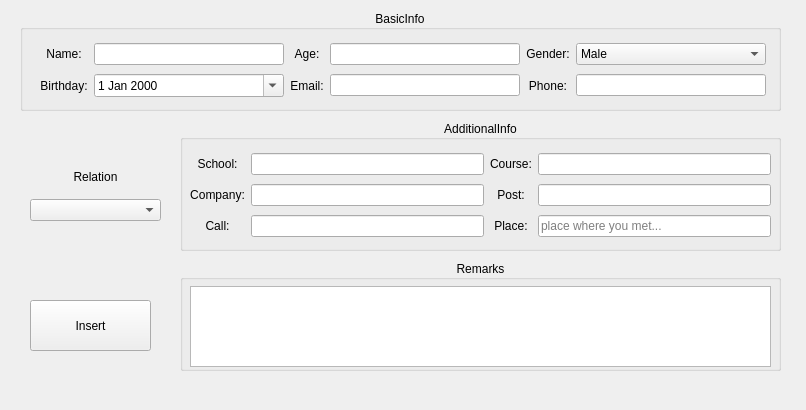
This is insertwindow.ui in kabu1204/ManagementSystem as Qt 5 draws it before an edit. The edited form follows.
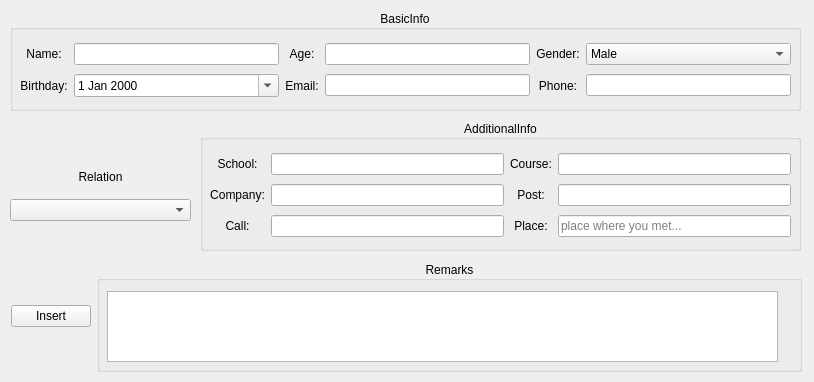
This is the edited form.

What changed in the file:
```diff
--- a/insertwindow.ui
+++ b/insertwindow.ui
@@ -6,19 +6,37 @@
    <rect>
     <x>0</x>
     <y>0</y>
-    <width>806</width>
-    <height>410</height>
+    <width>814</width>
+    <height>382</height>
    </rect>
   </property>
+  <property name="sizePolicy">
+   <sizepolicy hsizetype="Expanding" vsizetype="Expanding">
+    <horstretch>0</horstretch>
+    <verstretch>0</verstretch>
+   </sizepolicy>
+  </property>
+  <property name="minimumSize">
+   <size>
+    <width>0</width>
+    <height>0</height>
+   </size>
+  </property>
+  <property name="maximumSize">
+   <size>
+    <width>2000</width>
+    <height>1000</height>
+   </size>
+  </property>
   <property name="windowTitle">
    <string>Form</string>
   </property>
   <widget class="QGroupBox" name="basicBox">
    <property name="geometry">
     <rect>
-     <x>20</x>
+     <x>10</x>
      <y>10</y>
-     <width>761</width>
+     <width>791</width>
      <height>101</height>
     </rect>
    </property>
@@ -31,9 +49,9 @@
    <widget class="QWidget" name="layoutWidget">
     <property name="geometry">
      <rect>
-      <x>20</x>
+      <x>10</x>
       <y>30</y>
-      <width>726</width>
+      <width>771</width>
       <height>61</height>
      </rect>
     </property>
@@ -157,7 +175,7 @@
   <widget class="QGroupBox" name="extraBox">
    <property name="geometry">
     <rect>
-     <x>180</x>
+     <x>200</x>
      <y>120</y>
      <width>601</width>
      <height>131</height>
@@ -179,6 +197,38 @@
      </rect>
     </property>
     <layout class="QGridLayout" name="gridLayout_2">
+     <item row="1" column="1">
+      <widget class="QLineEdit" name="companyIn"/>
+     </item>
+     <item row="2" column="1">
+      <widget class="QLineEdit" name="callIn">
+       <property name="sizePolicy">
+        <sizepolicy hsizetype="Expanding" vsizetype="Fixed">
+         <horstretch>0</horstretch>
+         <verstretch>0</verstretch>
+        </sizepolicy>
+       </property>
+      </widget>
+     </item>
+     <item row="0" column="1">
+      <widget class="QLineEdit" name="schoolIn"/>
+     </item>
+     <item row="1" column="3">
+      <widget class="QLineEdit" name="postIn"/>
+     </item>
+     <item row="0" column="3">
+      <widget class="QLineEdit" name="courseIn"/>
+     </item>
+     <item row="2" column="2">
+      <widget class="QLabel" name="placelabel">
+       <property name="text">
+        <string>Place:</string>
+       </property>
+       <property name="alignment">
+        <set>Qt::AlignCenter</set>
+       </property>
+      </widget>
+     </item>
      <item row="0" column="0">
       <widget class="QLabel" name="schoollabel">
        <property name="text">
@@ -189,9 +239,6 @@
        </property>
       </widget>
      </item>
-     <item row="0" column="1">
-      <widget class="QLineEdit" name="schoolIn"/>
-     </item>
      <item row="0" column="2">
       <widget class="QLabel" name="courselabel">
        <property name="text">
@@ -202,8 +249,15 @@
        </property>
       </widget>
      </item>
-     <item row="0" column="3">
-      <widget class="QLineEdit" name="courseIn"/>
+     <item row="2" column="0">
+      <widget class="QLabel" name="calllabel">
+       <property name="text">
+        <string>Call:</string>
+       </property>
+       <property name="alignment">
+        <set>Qt::AlignCenter</set>
+       </property>
+      </widget>
      </item>
      <item row="1" column="0">
       <widget class="QLabel" name="companylabel">
@@ -215,9 +269,6 @@
        </property>
       </widget>
      </item>
-     <item row="1" column="1">
-      <widget class="QLineEdit" name="companyIn"/>
-     </item>
      <item row="1" column="2">
       <widget class="QLabel" name="postlabel">
        <property name="text">
@@ -228,32 +279,6 @@
        </property>
       </widget>
      </item>
-     <item row="1" column="3">
-      <widget class="QLineEdit" name="postIn"/>
-     </item>
-     <item row="2" column="0">
-      <widget class="QLabel" name="calllabel">
-       <property name="text">
-        <string>Call:</string>
-       </property>
-       <property name="alignment">
-        <set>Qt::AlignCenter</set>
-       </property>
-      </widget>
-     </item>
-     <item row="2" column="1">
-      <widget class="QLineEdit" name="callIn"/>
-     </item>
-     <item row="2" column="2">
-      <widget class="QLabel" name="placelabel">
-       <property name="text">
-        <string>Place:</string>
-       </property>
-       <property name="alignment">
-        <set>Qt::AlignCenter</set>
-       </property>
-      </widget>
-     </item>
      <item row="2" column="3">
       <widget class="QLineEdit" name="placeIn">
        <property name="inputMask">
@@ -267,52 +292,16 @@
     </layout>
    </widget>
   </widget>
-  <widget class="QGroupBox" name="remarkBox">
-   <property name="geometry">
-    <rect>
-     <x>180</x>
-     <y>260</y>
-     <width>601</width>
-     <height>111</height>
-    </rect>
-   </property>
-   <property name="title">
-    <string>Remarks</string>
-   </property>
-   <property name="alignment">
-    <set>Qt::AlignCenter</set>
-   </property>
-   <widget class="QPlainTextEdit" name="remarkIn">
-    <property name="geometry">
-     <rect>
-      <x>10</x>
-      <y>26</y>
-      <width>581</width>
-      <height>81</height>
-     </rect>
-    </property>
-   </widget>
-  </widget>
   <widget class="QWidget" name="layoutWidget">
    <property name="geometry">
     <rect>
-     <x>30</x>
+     <x>10</x>
      <y>160</y>
-     <width>131</width>
+     <width>181</width>
      <height>61</height>
     </rect>
    </property>
    <layout class="QGridLayout" name="gridLayout_3">
-    <item row="0" column="0">
-     <widget class="QLabel" name="relationlabel">
-      <property name="text">
-       <string>Relation</string>
-      </property>
-      <property name="alignment">
-       <set>Qt::AlignCenter</set>
-      </property>
-     </widget>
-    </item>
     <item row="1" column="0">
      <widget class="QComboBox" name="relationCombo">
       <item>
@@ -362,20 +351,62 @@
       </item>
      </widget>
     </item>
+    <item row="0" column="0">
+     <widget class="QLabel" name="relationlabel">
+      <property name="text">
+       <string>Relation</string>
+      </property>
+      <property name="alignment">
+       <set>Qt::AlignCenter</set>
+      </property>
+     </widget>
+    </item>
    </layout>
   </widget>
-  <widget class="QPushButton" name="insertButton">
+  <widget class="QWidget" name="">
    <property name="geometry">
     <rect>
-     <x>30</x>
-     <y>300</y>
-     <width>121</width>
-     <height>51</height>
+     <x>11</x>
+     <y>261</y>
+     <width>791</width>
+     <height>111</height>
     </rect>
    </property>
-   <property name="text">
-    <string>Insert</string>
-   </property>
+   <layout class="QHBoxLayout" name="horizontalLayout">
+    <item>
+     <widget class="QPushButton" name="insertButton">
+      <property name="sizePolicy">
+       <sizepolicy hsizetype="Fixed" vsizetype="Fixed">
+        <horstretch>0</horstretch>
+        <verstretch>0</verstretch>
+       </sizepolicy>
+      </property>
+      <property name="text">
+       <string>Insert</string>
+      </property>
+     </widget>
+    </item>
+    <item>
+     <widget class="QGroupBox" name="remarkBox">
+      <property name="title">
+       <string>Remarks</string>
+      </property>
+      <property name="alignment">
+       <set>Qt::AlignCenter</set>
+      </property>
+      <widget class="QPlainTextEdit" name="remarkIn">
+       <property name="geometry">
+        <rect>
+         <x>10</x>
+         <y>30</y>
+         <width>671</width>
+         <height>71</height>
+        </rect>
+       </property>
+      </widget>
+     </widget>
+    </item>
+   </layout>
   </widget>
  </widget>
  <resources/>
```
